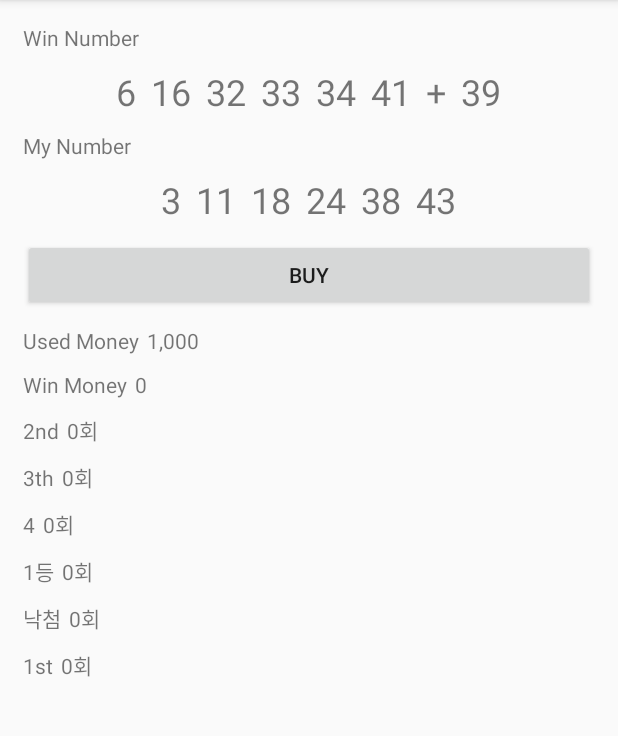
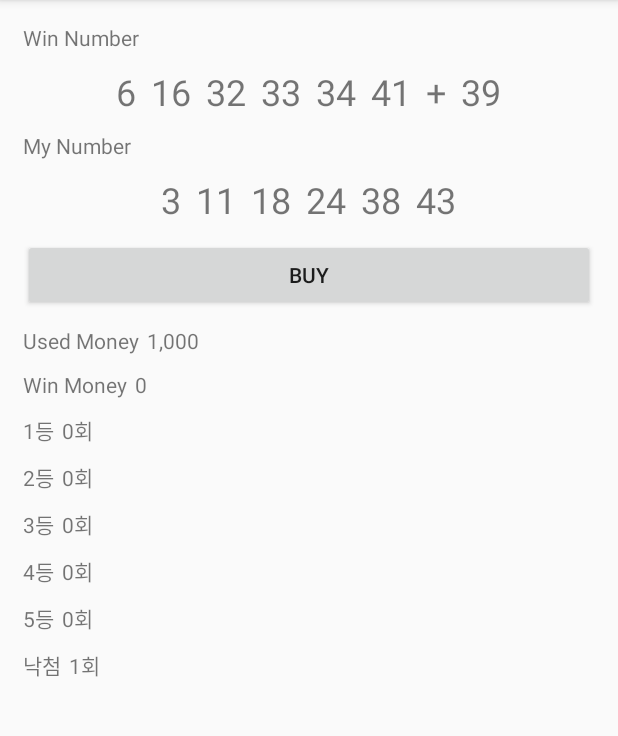
Before and after one commit to yhwba/FinalProject_LottoSimulator, an Android app: the screen it shows after launch (MainActivity), after a tap on "BUY", on a phone screen of 412 x 824 dp, the part 84-820 px from its top. Run offline under Robolectric (Android 15) with nearby library versions, the phone set to English and light mode, and no system bars; our stand-ins replace data binding.

Commit message:
등수별 당첨횟수 실제 표기

```diff
--- a/app/src/main/java/kr/co/yhw/finalproject_lottosimulator_20200602/MainActivity.java
+++ b/app/src/main/java/kr/co/yhw/finalproject_lottosimulator_20200602/MainActivity.java
@@ -24,6 +24,14 @@ public class MainActivity extends BaseActivity {
     long useMoney = 0L;
 
     long winMoney = 0L;
+
+    int firstRankCount = 0;
+    int secondRankCount = 0;
+    int thirdRankCount = 0;
+    int fourthRankCount = 0;
+    int fifthRankCount = 0;
+    int unRankCount = 0;
+
 
     List<TextView> myNumTxts = new ArrayList<>();
 
@@ -86,6 +94,7 @@ public class MainActivity extends BaseActivity {
         }
         if (correctCount == 6 ){
             winMoney += 1300000000;
+            firstRankCount++;
         }
         else if (correctCount ==5){
             boolean isBounsNumCorrect = false;
@@ -100,24 +109,36 @@ public class MainActivity extends BaseActivity {
             }
             if (isBounsNumCorrect){
                 winMoney +=54000000;
+                secondRankCount++;
             }
             else {
                 winMoney +=1450000;
+                thirdRankCount++;
             }
         }
         else if (correctCount ==4 ){
             winMoney +=50000;
+            fourthRankCount++;
         }
         else if (correctCount == 3){
 //            winMoney +=5000;
             useMoney -=5000;
+            fifthRankCount++;
         }
         else {
-
+            unRankCount++;
         }
 
         binding.winMoneyTxt.setText(String.format("%,d",winMoney));
         binding.useMoneyTxt.setText(String.format("%,d",useMoney));
+
+        binding.firstRankTxt.setText(String.format("%d회",firstRankCount));
+        binding.secondRankTxt.setText(String.format("%d회",secondRankCount));
+        binding.thirdRankTxt.setText(String.format("%d회",thirdRankCount));
+        binding.fourthRankTxt.setText(String.format("%d회",fourthRankCount));
+        binding.fifthRankTxt.setText(String.format("%d회",fifthRankCount));
+        binding.unRankTxt.setText(String.format("%d회",unRankCount));
+
 
 
     }
--- a/app/src/main/res/layout/activity_main.xml
+++ b/app/src/main/res/layout/activity_main.xml
@@ -204,6 +204,26 @@
             <TextView
                 android:layout_width="wrap_content"
                 android:layout_height="wrap_content"
+                android:text="@string/first_rank" />
+
+            <TextView
+                android:id="@+id/firstRankTxt"
+                android:layout_width="wrap_content"
+                android:layout_height="wrap_content"
+                android:layout_marginLeft="5dp"
+                android:text="0회" />
+
+
+        </LinearLayout>
+        <LinearLayout
+            android:layout_width="match_parent"
+            android:layout_height="wrap_content"
+            android:layout_marginTop="10dp"
+            android:orientation="horizontal">
+
+            <TextView
+                android:layout_width="wrap_content"
+                android:layout_height="wrap_content"
                 android:text="@string/second_rank" />
 
             <TextView
@@ -295,26 +315,7 @@
 
 
         </LinearLayout>
-        <LinearLayout
-            android:layout_width="match_parent"
-            android:layout_height="wrap_content"
-            android:layout_marginTop="10dp"
-            android:orientation="horizontal">
 
-            <TextView
-                android:layout_width="wrap_content"
-                android:layout_height="wrap_content"
-                android:text="@string/first_rank" />
-
-            <TextView
-                android:id="@+id/firstRankTxt"
-                android:layout_width="wrap_content"
-                android:layout_height="wrap_content"
-                android:layout_marginLeft="5dp"
-                android:text="0회" />
-
-
-        </LinearLayout>
 
 
 
--- a/app/src/main/res/values/strings.xml
+++ b/app/src/main/res/values/strings.xml
@@ -5,11 +5,11 @@
     <string name="buy_one_lotto_btn">Buy</string>
     <string name="use_money">Used Money</string>
     <string name="win_money">Win Money</string>
-    <string name="first_rank">1st</string>
-    <string name="second_rank">2nd</string>
-    <string name="third_rank">3th</string>
-    <string name="fourth_rank">4</string>
-    <string name="fifth_rank">1등</string>
+    <string name="first_rank">1등</string>
+    <string name="second_rank">2등</string>
+    <string name="third_rank">3등</string>
+    <string name="fourth_rank">4등</string>
+    <string name="fifth_rank">5등</string>
     <string name="unranked">낙첨</string>
 
 </resources>
```
